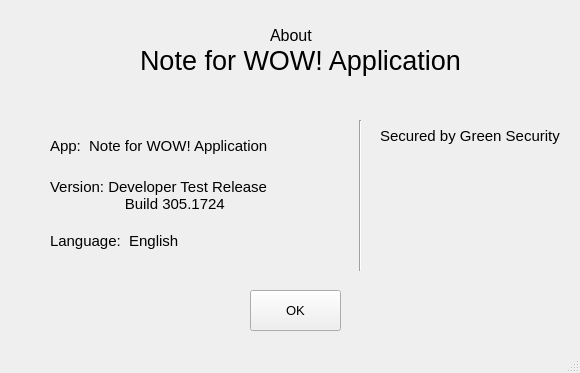
Above: PTI/SPCK/GUI/about.ui from GreenSystemDuy08/TL-C4K-PTI01 before the change. Below: the same form after it.
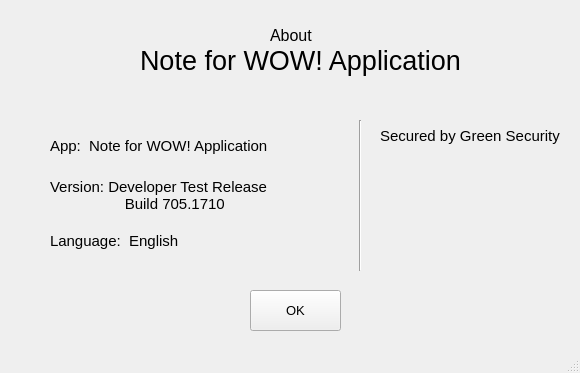
That is the form after the change. Icons and pictures are not drawn.

Commit message: feat Update SPCK - Dev Release Build 705.1710

```diff
--- a/PTI/SPCK/GUI/about.ui
+++ b/PTI/SPCK/GUI/about.ui
@@ -89,7 +89,7 @@
     </property>
     <property name="text">
      <string>Version: Developer Test Release
-                  Build 305.1724</string>
+                  Build 705.1710</string>
     </property>
    </widget>
    <widget class="QLabel" name="label_7">
```
Left out of the diff: 2 changed lines with no effect on the pictures. The commit also changes 13 other files.
